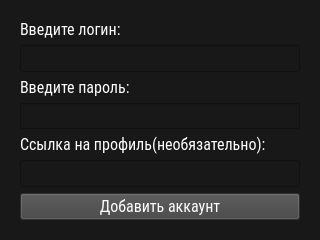
First picture: the form in src/views/ui/addacc_dialog.ui, repository Abbit/steam_account_manager, before the edit.
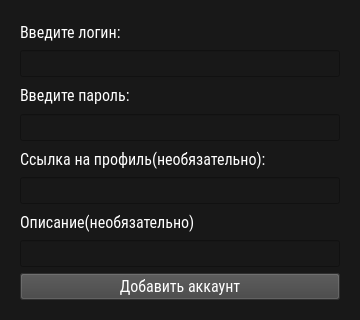
Second picture: the form after the edit.

Patch:
```diff
--- a/src/views/ui/addacc_dialog.ui
+++ b/src/views/ui/addacc_dialog.ui
@@ -6,20 +6,20 @@
    <rect>
     <x>0</x>
     <y>0</y>
-    <width>320</width>
-    <height>240</height>
+    <width>360</width>
+    <height>320</height>
    </rect>
   </property>
   <property name="minimumSize">
    <size>
-    <width>320</width>
-    <height>240</height>
+    <width>360</width>
+    <height>320</height>
    </size>
   </property>
   <property name="maximumSize">
    <size>
     <width>16777215</width>
-    <height>240</height>
+    <height>320</height>
    </size>
   </property>
   <property name="windowTitle">
@@ -91,6 +91,9 @@
         <property name="styleSheet">
          <string notr="true">color: rgb(255, 255, 255);</string>
         </property>
+        <property name="echoMode">
+         <enum>QLineEdit::Password</enum>
+        </property>
        </widget>
       </item>
       <item>
@@ -122,6 +125,35 @@
         </property>
        </widget>
       </item>
+      <item>
+       <widget class="QLabel" name="description_label">
+        <property name="font">
+         <font>
+          <family>Roboto Condensed</family>
+          <pointsize>12</pointsize>
+         </font>
+        </property>
+        <property name="styleSheet">
+         <string notr="true">color: rgb(255, 255, 255);</string>
+        </property>
+        <property name="text">
+         <string>Описание(необязательно)</string>
+        </property>
+       </widget>
+      </item>
+      <item>
+       <widget class="QLineEdit" name="description_lineEdit">
+        <property name="font">
+         <font>
+          <family>Roboto Condensed</family>
+          <pointsize>12</pointsize>
+         </font>
+        </property>
+        <property name="styleSheet">
+         <string notr="true">color: rgb(255, 255, 255);</string>
+        </property>
+       </widget>
+      </item>
       <item>
        <widget class="QPushButton" name="pushButton">
         <property name="font">
```
